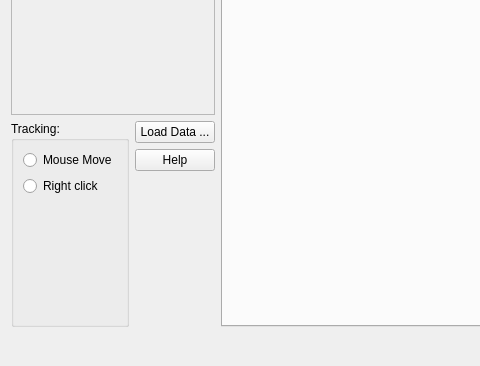
Qt form ui_multiview.ui (mbernasocchi/multiview) before a commit; both pictures show x 0 to 480 and y 122 to 488 of the 857 by 488 pixel window.
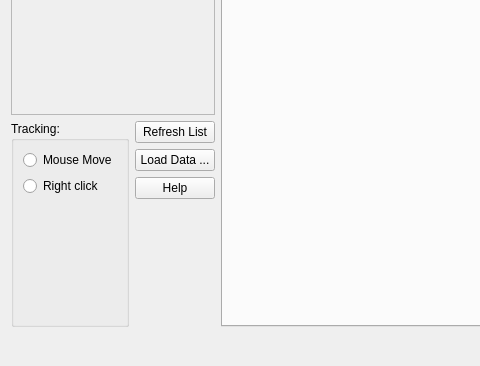
The same form after that commit.

Patch:
```diff
--- a/ui_multiview.ui
+++ b/ui_multiview.ui
@@ -108,6 +108,13 @@
          </item>
          <item>
           <layout class="QVBoxLayout" name="buttons">
+           <item>
+            <widget class="QPushButton" name="manualRefreshButton">
+             <property name="text">
+              <string>Refresh List</string>
+             </property>
+            </widget>
+           </item>
            <item>
             <widget class="QPushButton" name="loadDataButton">
              <property name="text">
```
